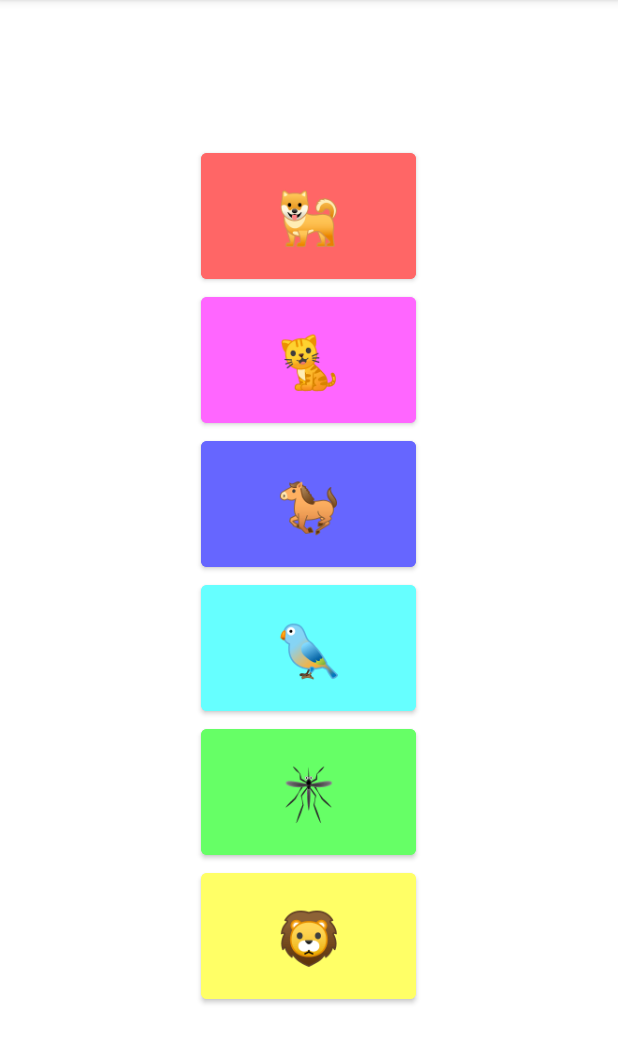
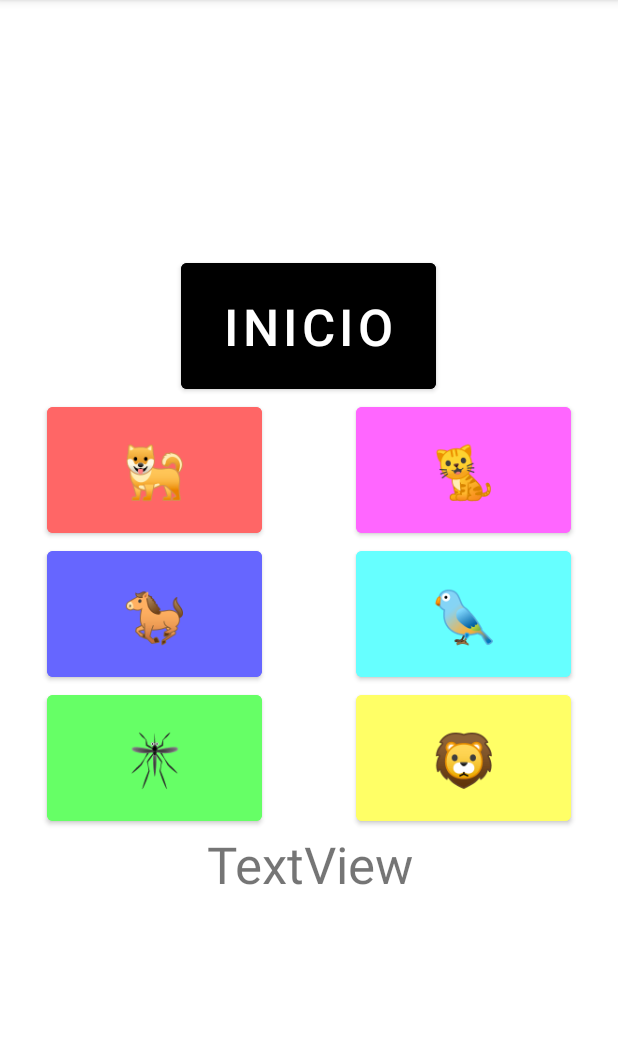
Before and after one commit to stompy-lizard/Laboratorio-6, an Android app: the screen it shows after launch (MainActivity), on a phone screen of 412 x 824 dp, the part 84-1148 px from its top. Run offline under Robolectric (Android 15) with nearby library versions, the phone set to English and light mode, and no system bars.

Commit message:
Update main activity layout

```diff
--- a/app/src/main/res/layout/activity_main.xml
+++ b/app/src/main/res/layout/activity_main.xml
@@ -3,7 +3,50 @@
     android:layout_width="match_parent"
     android:layout_height="match_parent"
     android:gravity="center"
-        android:orientation="vertical" >
+    android:orientation="vertical">
+
+    <view
+        android:id="@+id/startrow"
+        class="androidx.appcompat.widget.LinearLayoutCompat"
+        android:layout_width="match_parent"
+        android:layout_height="wrap_content"
+        android:gravity="center"
+        android:orientation="horizontal">
+    <view
+        android:id="@+id/startcol"
+        class="androidx.appcompat.widget.LinearLayoutCompat"
+        android:layout_width="match_parent"
+        android:layout_height="wrap_content"
+        android:layout_weight="1"
+        android:gravity="center"
+        android:orientation="vertical">
+        <Button
+            android:id="@+id/buttonstart"
+            android:layout_width="170dp"
+            android:layout_height="96dp"
+            android:backgroundTint="@color/black"
+            android:text="@string/btn_start"
+            android:textColor="@color/white"
+            android:textSize="34sp" />
+    </view>
+    </view>
+
+    <view
+        android:id="@+id/row1"
+        class="androidx.appcompat.widget.LinearLayoutCompat"
+        android:layout_width="match_parent"
+        android:layout_height="wrap_content"
+        android:gravity="center"
+        android:orientation="horizontal">
+
+        <view
+            android:id="@+id/row1col1"
+            class="androidx.appcompat.widget.LinearLayoutCompat"
+            android:layout_width="match_parent"
+            android:layout_height="wrap_content"
+            android:layout_weight="1"
+            android:gravity="center"
+            android:orientation="vertical">
 
             <Button
                 android:id="@+id/button1"
@@ -13,6 +56,16 @@
                 android:text="@string/btn1"
                 android:textColor="@color/black"
                 android:textSize="34sp" />
+        </view>
+
+        <view
+            android:id="@+id/row1col2"
+            class="androidx.appcompat.widget.LinearLayoutCompat"
+            android:layout_width="match_parent"
+            android:layout_height="wrap_content"
+            android:layout_weight="1"
+            android:gravity="center"
+            android:orientation="vertical">
 
             <Button
                 android:id="@+id/button2"
@@ -22,6 +75,27 @@
                 android:text="@string/btn2"
                 android:textColor="@color/black"
                 android:textSize="34sp" />
+        </view>
+
+    </view>
+
+
+    <view
+        android:id="@+id/row2"
+        class="androidx.appcompat.widget.LinearLayoutCompat"
+        android:layout_width="match_parent"
+        android:layout_height="wrap_content"
+        android:gravity="center"
+        android:orientation="horizontal">
+
+        <view
+            android:id="@+id/row2col1"
+            class="androidx.appcompat.widget.LinearLayoutCompat"
+            android:layout_width="match_parent"
+            android:layout_height="wrap_content"
+            android:layout_weight="1"
+            android:gravity="center"
+            android:orientation="vertical">
 
             <Button
                 android:id="@+id/button3"
@@ -31,6 +105,16 @@
                 android:text="@string/btn3"
                 android:textColor="@color/black"
                 android:textSize="34sp" />
+        </view>
+
+        <view
+            android:id="@+id/row2col2"
+            class="androidx.appcompat.widget.LinearLayoutCompat"
+            android:layout_width="match_parent"
+            android:layout_height="wrap_content"
+            android:layout_weight="1"
+            android:gravity="center"
+            android:orientation="vertical">
 
             <Button
                 android:id="@+id/button4"
@@ -40,6 +124,25 @@
                 android:text="@string/btn4"
                 android:textColor="@color/black"
                 android:textSize="34sp" />
+        </view>
+    </view>
+
+    <view
+        android:id="@+id/row3"
+        class="androidx.appcompat.widget.LinearLayoutCompat"
+        android:layout_width="match_parent"
+        android:layout_height="wrap_content"
+        android:gravity="center"
+        android:orientation="horizontal">
+
+        <view
+            android:id="@+id/row3col1"
+            class="androidx.appcompat.widget.LinearLayoutCompat"
+            android:layout_width="match_parent"
+            android:layout_height="wrap_content"
+            android:layout_weight="1"
+            android:gravity="center"
+            android:orientation="vertical">
 
             <Button
                 android:id="@+id/button5"
@@ -49,6 +152,16 @@
                 android:text="@string/btn5"
                 android:textColor="@color/black"
                 android:textSize="34sp" />
+        </view>
+
+        <view
+            android:id="@+id/row3col2"
+            class="androidx.appcompat.widget.LinearLayoutCompat"
+            android:layout_width="match_parent"
+            android:layout_height="wrap_content"
+            android:layout_weight="1"
+            android:gravity="center"
+            android:orientation="vertical">
 
             <Button
                 android:id="@+id/button6"
@@ -58,4 +171,35 @@
                 android:text="@string/btn6"
                 android:textColor="@color/black"
                 android:textSize="34sp" />
+        </view>
+    </view>
+
+
+    <view
+        android:id="@+id/messagerow"
+        class="androidx.appcompat.widget.LinearLayoutCompat"
+        android:layout_width="match_parent"
+        android:layout_height="wrap_content"
+        android:gravity="center"
+        android:orientation="horizontal">
+
+        <view
+            android:id="@+id/messagecol"
+            class="androidx.appcompat.widget.LinearLayoutCompat"
+            android:layout_width="match_parent"
+            android:layout_height="wrap_content"
+            android:layout_weight="1"
+            android:gravity="center"
+            android:orientation="vertical">
+
+            <TextView
+                android:id="@+id/message"
+                android:layout_width="match_parent"
+                android:layout_height="wrap_content"
+                android:gravity="center"
+                android:text="TextView"
+                android:textSize="34sp" />
+        </view>
+    </view>
+
 </LinearLayout>
--- a/app/src/main/res/values/strings.xml
+++ b/app/src/main/res/values/strings.xml
@@ -1,5 +1,8 @@
 <resources>
     <string name="app_name">Sonidos</string>
+    <string name="btn_start">Inicio</string>
+    <string name="msg_success">Secuencia Correcta</string>
+    <string name="msg_fail">Secuencia Inorrecta</string>
     <string name="btn1">🐕</string>
     <string name="btn2">🐈</string>
     <string name="btn3">🐎</string>
```
Lines whose indentation alone changed are shown as unchanged.
